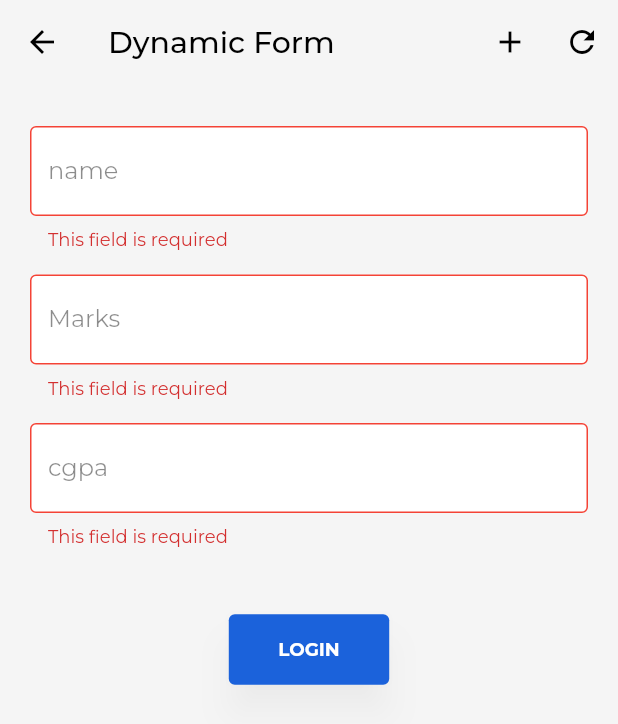
After one commit to pavankumar-v/Institution_App, a Flutter app: the DynamicFormPAge screen opened directly, after a tap on "LOGIN", on a phone screen of 412 x 824 dp. The commit adds this screen. Shown: the top 724 px of the screen. Run offline on Flutter 3.47's test engine with Material 2 defaults, Android fonts, the phone set to English and light mode, and no system bars; our stand-ins replace cached_network_image, cloud_firestore, date_format, date_picker_timeline, firebase_auth, firebase_core and 4 more; missing offline and left inert: flutter_downloader; accounts and stored records are empty.

Commit message:
static-data-form

```diff
--- /dev/null
+++ b/lib/view/main/pages/dynamicForm.dart
@@ -0,0 +1,162 @@
+import 'dart:convert';
+
+import 'package:flutter/material.dart';
+import 'package:velocity_x/velocity_x.dart';
+
+import '../../../utils/constants.dart';
+
+class DynamicFormPAge extends StatefulWidget {
+  const DynamicFormPAge({Key? key}) : super(key: key);
+
+  @override
+  State<DynamicFormPAge> createState() => _DynamicFormPAgeState();
+}
+
+class _DynamicFormPAgeState extends State<DynamicFormPAge> {
+  final _formKey = GlobalKey<FormState>();
+  //
+  List<Map<String, dynamic>> formData = [
+    {"type": "s", "fieldName": "name"},
+    {"type": "i", "fieldName": "Marks"},
+    {"type": "i", "fieldName": "cgpa"},
+  ];
+  int _count = 0;
+  String? _result;
+  List<Map<String, dynamic>>? _values;
+
+  @override
+  void initState() {
+    super.initState();
+    _count = formData.length;
+    _values = [];
+    _result = "";
+  }
+
+  @override
+  Widget build(BuildContext context) {
+    var enabledBorder = OutlineInputBorder(
+        borderSide: BorderSide(color: Theme.of(context).hintColor));
+    var fillColor = Theme.of(context).cardColor;
+    return Scaffold(
+      appBar: AppBar(
+        title: 'Dynamic Form'.text.make(),
+        actions: [
+          IconButton(
+              onPressed: () {
+                setState(() {
+                  _count++;
+                });
+              },
+              icon: const Icon(Icons.add)),
+          IconButton(
+              onPressed: () {
+                setState(() {
+                  _count = 0;
+                });
+              },
+              icon: const Icon(Icons.refresh))
+        ],
+      ),
+      body: Container(
+          padding: const EdgeInsets.all(20.0),
+          child: SingleChildScrollView(
+            child: Form(
+              key: _formKey,
+              child: Column(
+                children: [
+                  ListView.builder(
+                      shrinkWrap: true,
+                      itemCount: _count,
+                      itemBuilder: (context, index) {
+                        var fieldName = formData[index]["fieldName"];
+                        var type = formData[index]["type"];
+                        return _row(
+                            index, enabledBorder, fillColor, fieldName, type);
+                      }),
+                  const SizedBox(
+                    height: 20,
+                  ),
+                  ElevatedButton(
+                          style: ElevatedButton.styleFrom(
+                            elevation: 10,
+                            primary: Theme.of(context).primaryColor,
+                            onPrimary: Colors.black.withOpacity(0.05),
+                          ),
+                          onPressed: () async {
+                            if (_formKey.currentState!.validate()) {
+                              for (var val in _values!) {}
+                            }
+                          },
+                          child: 'LOGIN'.text.sm.bold.white.make().p16().px1())
+                      .p16(),
+                  // Text(_result!)
+                ],
+              ),
+            ),
+          )),
+    );
+  }
+
+  _row(int key, var enabledBorder, var fillColor, var fieldName, var type) {
+    return TextFormField(
+      decoration: textInputDecoration.copyWith(
+          hintText: 'Enter $fieldName',
+          labelText: '$fieldName',
+          helperText: '$type',
+          // prefixIcon: const Icon(Icons.mail),
+          enabledBorder: enabledBorder,
+          fillColor: fillColor),
+      onChanged: (val) => {_onUpdate(key, val, type)},
+      validator: (val) {
+        bool stringMatch = RegExp('[a-zA-Z]').hasMatch(val!.trim());
+        bool number = RegExp(r'\d').hasMatch(val.trim());
+        if (val.isEmpty) {
+          return 'This field is required';
+        } else if (type == "i") {
+          if (!number) {
+            return 'Enter only numbers from 0-9';
+          }
+        } else if (type == "s") {
+          if (!stringMatch) {
+            return 'Enter only characters from a-b or A-B';
+          }
+        }
+
+        return null;
+      },
+    ).py(8);
+  }
+
+  _onUpdate(int key, dynamic val, var type) {
+    int foundKey = -1;
+    for (var map in _values!) {
+      if (map.containsKey('id')) {
+        if (map['id'] == key) {
+          foundKey = key;
+          break;
+        }
+      }
+    }
+    if (-1 != foundKey) {
+      _values!.removeWhere((map) {
+        return map['id'] == foundKey;
+      });
+    }
+
+    if (type == "i") {
+      int.parse(val);
+    }
+    Map<String, dynamic> json = {"id": key, "value": val};
+
+    _values!.add(json);
+
+    setState(() {
+      _result = _prittyPrint(_values);
+    });
+  }
+
+  String _prittyPrint(jsonObject) {
+    var encoder = const JsonEncoder.withIndent('     ');
+    return encoder.convert(jsonObject);
+  }
+}
```
Also changed, not shown: lib/view/authentication/login.dart (+10 -10 lines), lib/view/main/navigator.dart (+20 -0 lines).
